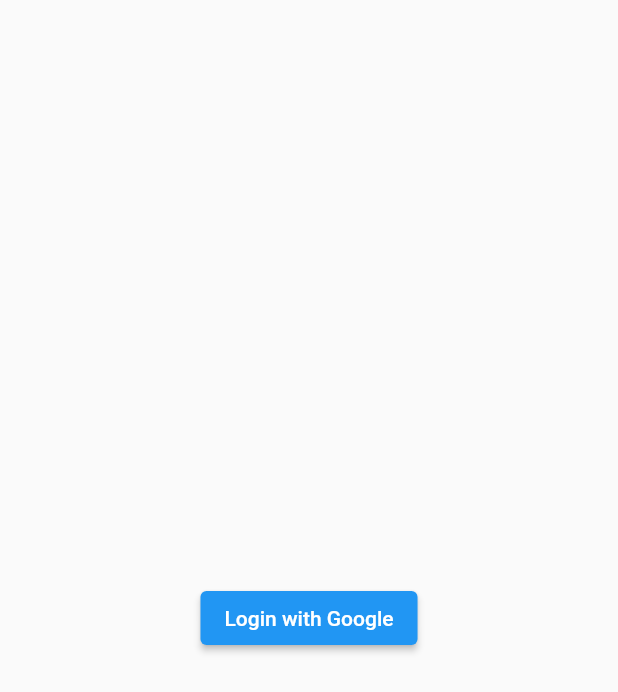
After one commit to Delarram/Restapp, a Flutter app: the GoogleSignInSecond screen opened directly, after a tap on "Login with Google", on a phone screen of 412 x 824 dp. The commit adds this screen. Shown: the top 692 px of the screen. Run offline on Flutter 3.47's test engine with Material 2 defaults, Android fonts, the phone set to English and light mode, and no system bars; our stand-ins replace flutter_screenutil, font_awesome_flutter, google_sign_in, image_picker, pull_to_refresh; missing offline and left inert: zoom_widget.

Commit message:
google signin

```diff
--- /dev/null
+++ b/lib/googleSignIn/google_sign_in_second.dart
@@ -0,0 +1,54 @@
+
+
+import 'package:flutter/material.dart';
+import 'package:google_sign_in/google_sign_in.dart';
+
+class GoogleSignInSecond extends StatefulWidget {
+  const GoogleSignInSecond({Key? key}) : super(key: key);
+
+  @override
+  State<GoogleSignInSecond> createState() => _GoogleSignInSecondState();
+}
+
+class _GoogleSignInSecondState extends State<GoogleSignInSecond> {
+  bool _isLoggedIn = false;
+  late GoogleSignInAccount _userObj;
+  GoogleSignIn _googleSignIn = GoogleSignIn();
+
+  @override
+  Widget build(BuildContext context) {
+    return Scaffold(
+      body: SafeArea(
+        child: Container(
+          child: _isLoggedIn? Column(
+            children: [
+              Image.network(_userObj.photoUrl.toString()),
+              Text(_userObj.displayName.toString()),
+              Text(_userObj.email),
+              TextButton(
+                  onPressed: () {
+                    _googleSignIn.signOut().then((value) {
+                      setState(() {
+                        _isLoggedIn = false;
+                      });
+                    }).catchError((e) {});
+                  },
+                  child: Text("Logout"))
+            ],
+          ):Center(child: ElevatedButton(
+            onPressed: () {
+              _googleSignIn.signIn().then((value) {
+                setState(() {
+                  _isLoggedIn = true;
+                  _userObj = value!;
+                });
+            }).catchError((e){
+              print(e);
+              });
+              },
+            child: Text("Login with Google"),),),
+        ),
+      ),
+    );
+  }
+}
--- a/lib/googleSignIn/google_signup.dart
+++ b/lib/googleSignIn/google_signup.dart
@@ -92,7 +92,7 @@ class SignInDemoState extends State<SignInDemo> {
   Future<void> _handleSignIn() async {
     try {
       await _googleSignIn.signIn();
-    } catch (error) {
+    }    catch (error) {
       print(error);
     }
   }
@@ -139,6 +139,7 @@ class SignInDemoState extends State<SignInDemo> {
     }
   }
 
+
   @override
   Widget build(BuildContext context) {
     return Scaffold(
--- a/lib/main.dart
+++ b/lib/main.dart
@@ -2,10 +2,6 @@ import 'package:flutter/material.dart';
 import 'package:flutter_screenutil/flutter_screenutil.dart';
 import 'package:google_sign_in/google_sign_in.dart';
 import 'package:rest_api/googleSignIn/google_signup.dart';
-import 'package:rest_api/pagination/refresh_listview.dart';
-import 'package:rest_api/pagination/zoom_text.dart';
-import 'package:rest_api/screens/landingScreen/landing_screen.dart';
-import 'package:rest_api/screens/welcomeScreen/forclipper/language_welcome_screen.dart';
 
 GoogleSignIn _googleSignIn = GoogleSignIn(
   // Optional clientId
```
